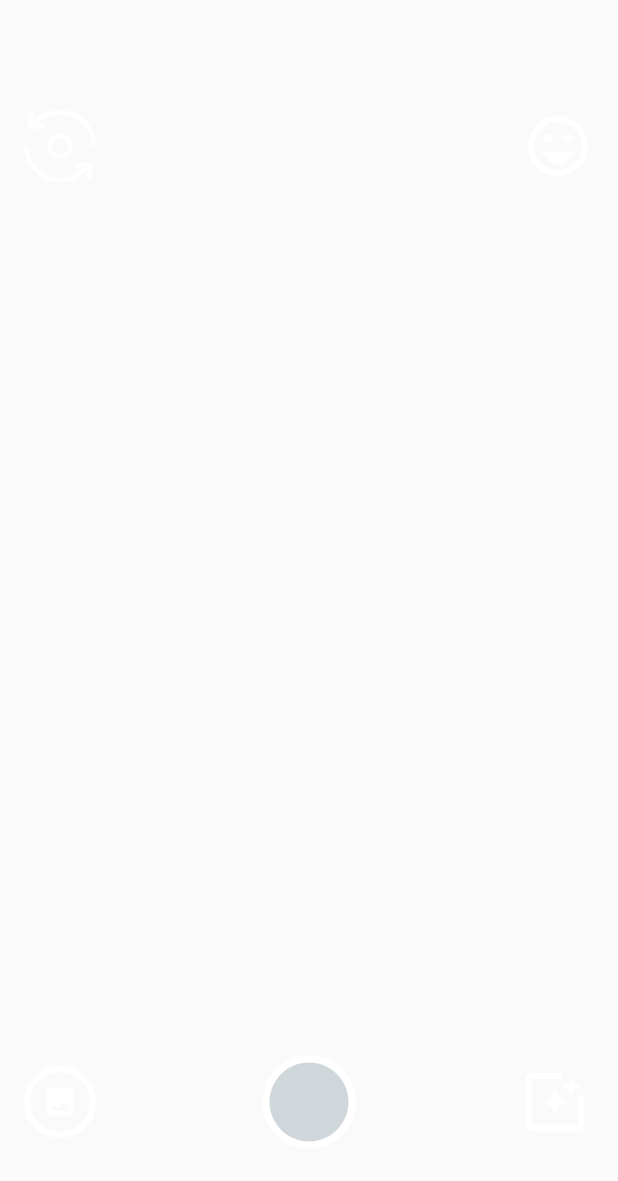
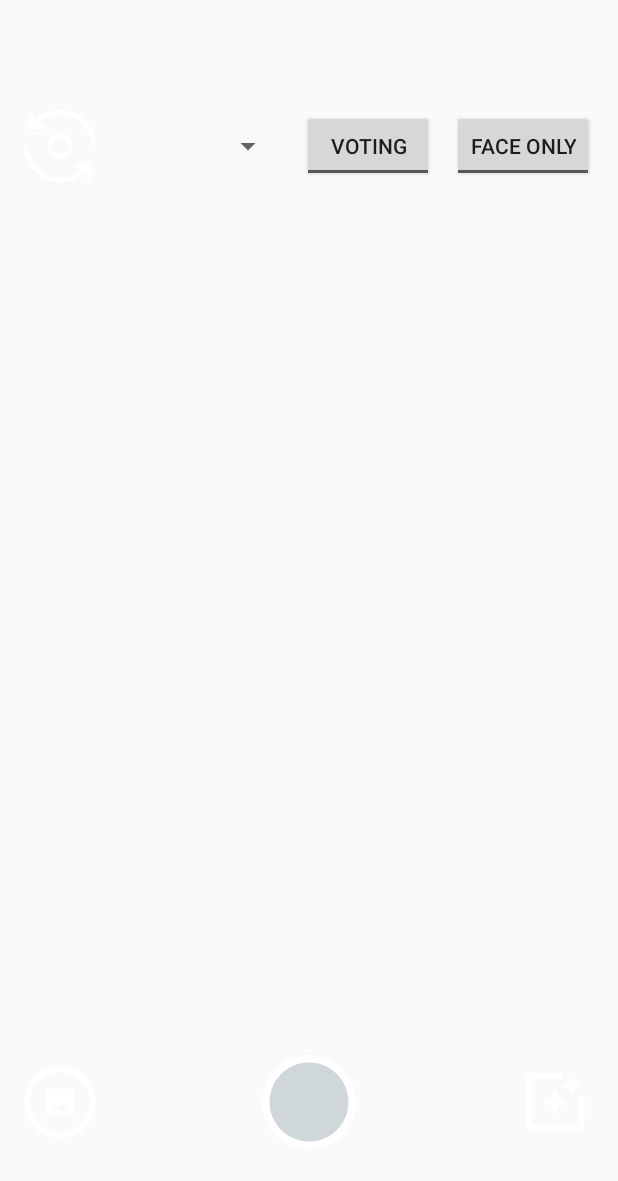
Before and after one commit to AnetaTexler/FaceBlit, an Android app: the layout camera_ui_container.xml on its own in the app's theme, with its tools: preview values and no code run, on a phone screen of 412 x 824 dp. Shown: the top 1181 px of the screen. Run offline under Robolectric (Android 15) with nearby library versions, the phone set to English and light mode, and no system bars.

Commit message:
Add voting on/off button. Add face/full stylization toggle button. Test lower resolution

```diff
--- a/app/src/main/java/texler/faceblit/JavaNativeInterface.java
+++ b/app/src/main/java/texler/faceblit/JavaNativeInterface.java
@@ -11,6 +11,6 @@ public class JavaNativeInterface {
                                                 byte[] targetBytes,
                                                 int w,
                                                 int h,
-                                                int lensFacing,
+                                                boolean votingEnabled,
                                                 boolean stylizeFaceOnly);
 }
--- a/app/src/main/java/texler/faceblit/fragments/GalleryFragment.java
+++ b/app/src/main/java/texler/faceblit/fragments/GalleryFragment.java
@@ -15,6 +15,7 @@ import androidx.appcompat.app.AlertDialog;
 import androidx.fragment.app.Fragment;
 import androidx.fragment.app.FragmentManager;
 import androidx.fragment.app.FragmentStatePagerAdapter;
+import androidx.fragment.app.FragmentTransaction;
 import androidx.navigation.Navigation;
 import androidx.viewpager.widget.ViewPager;
 
--- a/app/src/main/res/drawable/ic_stylize_all.xml
+++ /dev/null
@@ -1,19 +0,0 @@
-<vector xmlns:android="http://schemas.android.com/apk/res/android"
-    android:height="24dp"
-    android:tint="#FFFFFF"
-    android:viewportHeight="24"
-    android:viewportWidth="24"
-    android:width="24dp" >
-    <path
-        android:fillColor="@android:color/white"
-        android:pathData="M15.5,9.5m-1.5,0a1.5,1.5 0,1 1,3 0a1.5,1.5 0,1 1,-3 0"/>
-    <path
-        android:fillColor="@android:color/white"
-        android:pathData="M8.5,9.5m-1.5,0a1.5,1.5 0,1 1,3 0a1.5,1.5 0,1 1,-3 0"/>
-    <path
-        android:fillColor="@android:color/white"
-        android:pathData="M12,18c2.28,0 4.22,-1.66 5,-4H7C7.78,16.34 9.72,18 12,18z"/>
-    <path
-        android:fillColor="@android:color/white"
-        android:pathData="M11.99,2C6.47,2 2,6.48 2,12c0,5.52 4.47,10 9.99,10C17.52,22 22,17.52 22,12C22,6.48 17.52,2 11.99,2zM12,20c-4.42,0 -8,-3.58 -8,-8c0,-4.42 3.58,-8 8,-8s8,3.58 8,8C20,16.42 16.42,20 12,20z"/>
-</vector>
--- a/app/src/main/res/drawable/ic_stylize_face.xml
+++ /dev/null
@@ -1,10 +0,0 @@
-<vector xmlns:android="http://schemas.android.com/apk/res/android"
-    android:height="24dp"
-    android:tint="#FFFFFF"
-    android:viewportHeight="24"
-    android:viewportWidth="24"
-    android:width="24dp" >
-    <path
-        android:fillColor="@android:color/white"
-        android:pathData="M11.99,2C6.47,2 2,6.48 2,12c0,5.52 4.47,10 9.99,10C17.52,22 22,17.52 22,12C22,6.48 17.52,2 11.99,2zM8.5,8C9.33,8 10,8.67 10,9.5S9.33,11 8.5,11S7,10.33 7,9.5S7.67,8 8.5,8zM12,18c-2.28,0 -4.22,-1.66 -5,-4h10C16.22,16.34 14.28,18 12,18zM15.5,11c-0.83,0 -1.5,-0.67 -1.5,-1.5S14.67,8 15.5,8S17,8.67 17,9.5S16.33,11 15.5,11z"/>
-</vector>
--- a/app/src/main/res/drawable/ic_stylize_scope.xml
+++ /dev/null
@@ -1,7 +0,0 @@
-<?xml version="1.0" encoding="utf-8"?>
-<selector xmlns:android="http://schemas.android.com/apk/res/android">
-    <item android:state_checked="true" android:state_pressed="true" android:drawable="@drawable/ic_stylize_face" /> <!--currently pressed turning the toggle on-->
-    <item android:state_pressed="true" android:drawable="@drawable/ic_stylize_all" /> <!--currently pressed turning the toggle off-->
-    <item android:state_checked="true" android:drawable="@drawable/ic_stylize_all" /> <!--not pressed default checked state-->
-    <item android:drawable="@drawable/ic_stylize_all" /> <!--default non-pressed non-checked-->
-</selector>
--- a/app/src/main/res/layout/camera_ui_container.xml
+++ b/app/src/main/res/layout/camera_ui_container.xml
@@ -32,37 +32,63 @@
         app:layout_constraintBottom_toBottomOf="parent"
         android:visibility="invisible" />
 
-    <FrameLayout
-        android:id="@+id/top_frame"
+    <RelativeLayout
+        android:id="@+id/top_relative_layout"
         android:layout_width="match_parent"
         android:layout_height="wrap_content"
         android:layout_margin="@dimen/margin_xsmall"
         app:layout_constraintStart_toStartOf="parent"
         app:layout_constraintEnd_toEndOf="parent"
-        app:layout_constraintBottom_toTopOf="@+id/dummy_view"
+        app:layout_constraintBottom_toTopOf="@id/dummy_view"
         android:background="@android:color/transparent" >
 
         <ImageButton
             android:id="@+id/camera_switch_button"
             android:layout_width="@dimen/round_button_small"
             android:layout_height="@dimen/round_button_small"
-            android:layout_gravity="center_vertical|start"
+            android:layout_centerVertical="true"
+            android:layout_alignParentStart="true"
             android:scaleType="fitCenter"
             android:background="@android:color/transparent"
             app:srcCompat="@drawable/ic_switch"
             android:contentDescription="@string/switch_camera_button_alt" />
 
-        <ImageButton
-            android:id="@+id/stylize_scope_button"
-            android:layout_width="@dimen/round_button_small"
-            android:layout_height="@dimen/round_button_small"
-            android:layout_gravity="center_vertical|end"
-            android:scaleType="fitCenter"
-            android:background="@android:color/transparent"
-            app:srcCompat="@drawable/ic_stylize_scope"
-            android:contentDescription="@string/stylization_scope_button_alt" />
+        <androidx.appcompat.widget.AppCompatSpinner
+            android:id="@+id/resolution_spinner"
+            android:layout_width="0dp"
+            android:layout_height="wrap_content"
+            android:layout_centerVertical="true"
+            android:layout_margin="@dimen/spacing_large"
+            android:layout_toStartOf="@id/voting_toggle_button"
+            android:layout_toEndOf="@id/camera_switch_button"
+            android:textAlignment="center" />
 
-    </FrameLayout>
+        <ToggleButton
+            android:id="@+id/voting_toggle_button"
+            android:layout_width="wrap_content"
+            android:layout_height="wrap_content"
+            android:layout_centerVertical="true"
+            android:layout_toStartOf="@id/stylization_scope_toggle_button"
+            android:textOff="@string/voting"
+            android:textOn="@string/voting"
+            android:theme="@style/ToggleButton"
+            android:visibility="visible"
+            android:contentDescription="@string/voting_toggle" />
+
+        <ToggleButton
+            android:id="@+id/stylization_scope_toggle_button"
+            android:layout_width="wrap_content"
+            android:layout_height="wrap_content"
+            android:layout_marginStart="@dimen/spacing_large"
+            android:layout_centerVertical="true"
+            android:layout_alignParentEnd="true"
+            android:textOff="@string/face_only"
+            android:textOn="@string/face_only"
+            android:theme="@style/ToggleButton"
+            android:visibility="visible"
+            android:contentDescription="@string/stylization_scope_toggle" />
+
+    </RelativeLayout>
 
 
     <FrameLayout
@@ -109,6 +135,4 @@
 
 
 
-
-
 </androidx.constraintlayout.widget.ConstraintLayout>
--- a/app/src/main/res/layout/fragment_camera.xml
+++ b/app/src/main/res/layout/fragment_camera.xml
@@ -49,6 +49,6 @@
         app:layout_constraintStart_toStartOf="@id/view_finder"
         android:background="@android:color/transparent"
         android:textColor="@android:color/white"
-        android:textSize="18sp" />
+        android:textSize="24sp" />
 
 </androidx.constraintlayout.widget.ConstraintLayout>
--- a/app/src/main/res/values/strings.xml
+++ b/app/src/main/res/values/strings.xml
@@ -13,7 +13,9 @@
     <string name="delete_dialog">Delete current photo?</string>
     <string name="delete_title">Confirm</string>
     <string name="face_only">Face only</string>
-    <string name="stylization_scope_button_alt">Switch stylization scope</string>
+    <string name="voting">Voting</string>
+    <string name="stylization_scope_toggle">Toggle stylization scope</string>
+    <string name="voting_toggle">Toggle voting enabled/disabled</string>
     <string name="show_styles_button_alt">Show styles</string>
     <string name="style_img_view">Style image</string>
     <string name="stylized_frame_view">Stylized frame view</string>
--- a/app/src/main/res/values/styles.xml
+++ b/app/src/main/res/values/styles.xml
@@ -7,4 +7,8 @@
         <item name="android:windowTranslucentStatus">true</item>
         <item name="android:windowTranslucentNavigation">true</item>
     </style>
+
+    <style name="ToggleButton" parent="Base.Widget.AppCompat.Button">
+        <item name="colorAccent">#00FF00</item>
+    </style>
 </resources>
```
Also changed, not shown: app/src/main/java/texler/faceblit/StyleTransferAnalyzer.java (+17 -8 lines), app/src/main/java/texler/faceblit/fragments/CameraFragment.java (+65 -9 lines), app/src/main/java/texler/faceblit/fragments/StyleSelectorFragment.java (+9 -0 lines), app/src/main/java/texler/faceblit/utils/ResourceHelper.java (+9 -9 lines), app/src/main/res/layout/fragment_gallery.xml (+5 -6 lines), app/src/main/res/raw/lm_charcoalman.txt (+15 -15 lines), 5 other files.
